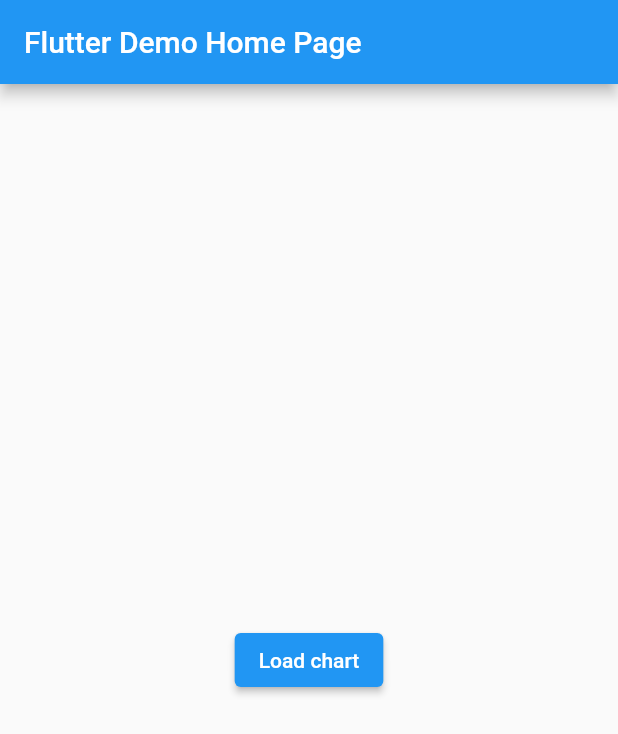
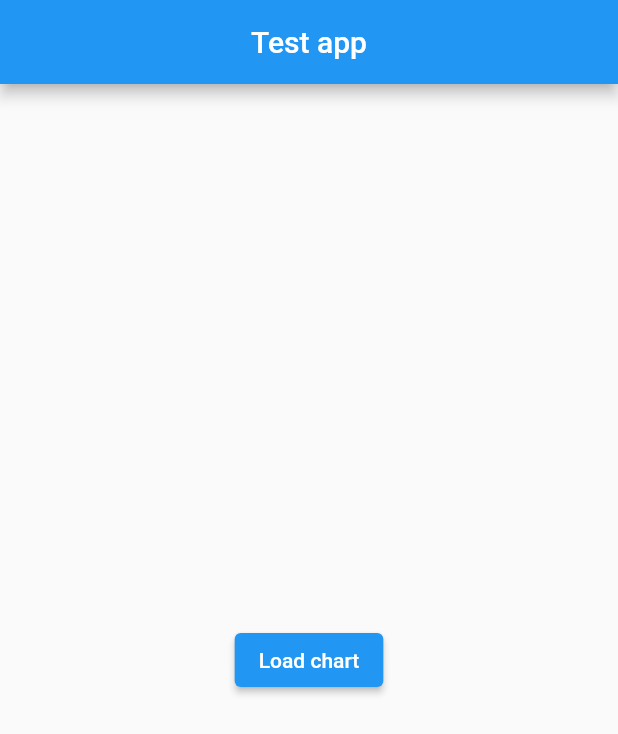
Before and after one commit to vdudiev/testtwo, a Flutter app: the screen it shows after launch, on a phone screen of 412 x 824 dp. Shown: the top 734 px of the screen. Run offline on Flutter 3.47's test engine with Material 2 defaults, Android fonts, the phone set to English and light mode, and no system bars; our stand-ins replace flutter_bloc, syncfusion_flutter_charts.

Commit message:
title change

```diff
--- a/lib/main.dart
+++ b/lib/main.dart
@@ -24,7 +24,7 @@
         theme: ThemeData(
           primarySwatch: Colors.blue,
         ),
-        home: const MyHomePage(title: 'Flutter Demo Home Page'),
+        home: const MyHomePage(title: 'Test app'),
       ),
     );
   }
@@ -44,7 +44,7 @@
   Widget build(BuildContext context) {
     return Scaffold(
       appBar: AppBar(
-        title: Text(widget.title),
+        title: Center(child: Text(widget.title)),
       ),
       body: const ContentWidget(),
     );
```
